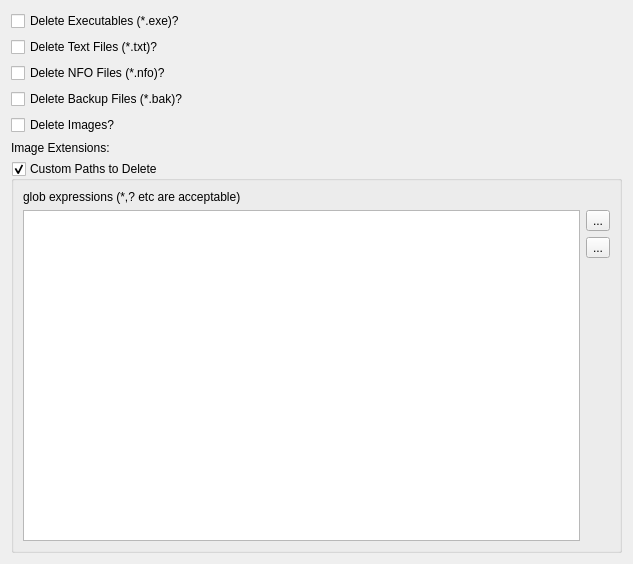
Qt form Preferences/UI/PathsToDelete.ui (towel42-com/MediaManager) before a commit.
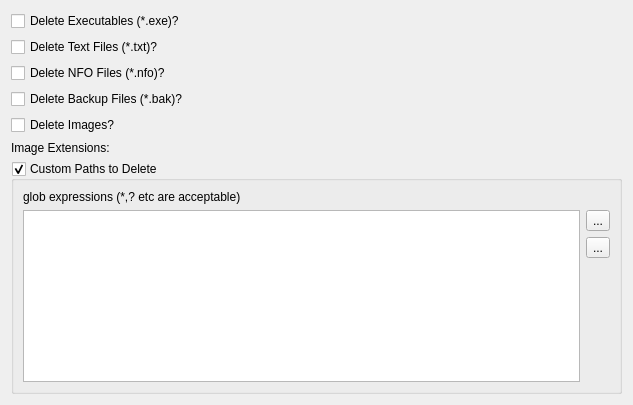
The same form after that commit. Icons and pictures are not drawn.

Diff of the .ui file:
```diff
--- a/Preferences/UI/PathsToDelete.ui
+++ b/Preferences/UI/PathsToDelete.ui
@@ -7,7 +7,7 @@
     <x>0</x>
     <y>0</y>
     <width>633</width>
-    <height>564</height>
+    <height>405</height>
    </rect>
   </property>
   <property name="windowTitle">
```
